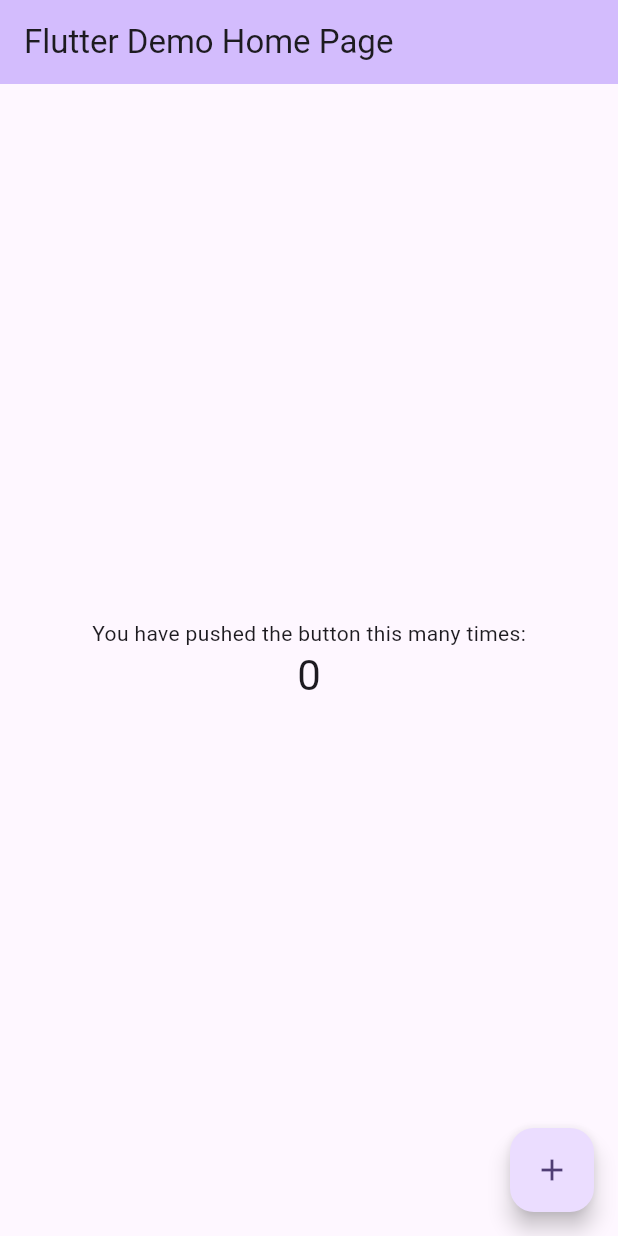
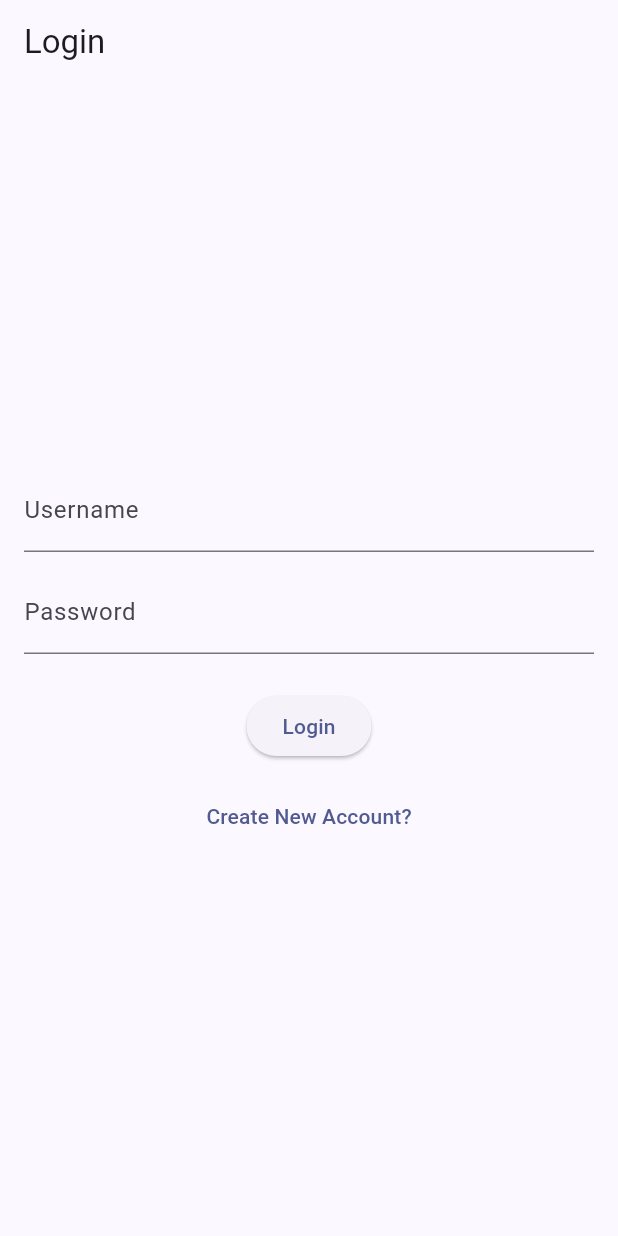
Before and after one commit to Litera-Bhinneka/litera-mobile, a Flutter app: the screen it shows after launch, on a phone screen of 412 x 824 dp. Run offline on Flutter 3.47's test engine with Material 2 defaults, Android fonts, the phone set to English and light mode, and no system bars; missing offline and left inert: pbp_django_auth.

Commit message:
add authentication

```diff
--- /dev/null
+++ b/lib/apps/authentication/models/User.dart
@@ -0,0 +1,10 @@
+// Class untuk menampilkan kerangka User
+class User {
+  String username = "";
+  User(this.username);
+}
+
+// Variabel data untuk menyimpan User loggedin
+class UserLoggedIn {
+  static User user = User("");
+}
--- /dev/null
+++ b/lib/apps/authentication/pages/LoginPage.dart
@@ -0,0 +1,126 @@
+import 'package:litera_mobile/apps/authentication/pages/RegisterPage.dart';
+import 'package:flutter/material.dart';
+import 'package:litera_mobile/main.dart';
+import 'package:pbp_django_auth/pbp_django_auth.dart';
+import 'package:provider/provider.dart';
+
+void main() {
+    runApp(const LoginApp());
+}
+
+class LoginApp extends StatelessWidget {
+const LoginApp({super.key});
+
+@override
+Widget build(BuildContext context) {
+    return MaterialApp(
+        title: 'Login',
+        theme: ThemeData(
+            primarySwatch: Colors.blue,
+    ),
+    home: const LoginPage(),
+    );
+    }
+}
+
+class LoginPage extends StatefulWidget {
+    const LoginPage({super.key});
+
+    @override
+    _LoginPageState createState() => _LoginPageState();
+}
+
+class _LoginPageState extends State<LoginPage> {
+    final TextEditingController _usernameController = TextEditingController();
+    final TextEditingController _passwordController = TextEditingController();
+
+    @override
+    Widget build(BuildContext context) {
+        final request = context.watch<CookieRequest>();
+        return Scaffold(
+            appBar: AppBar(
+                title: const Text('Login'),
+            ),
+            body: Container(
+                padding: const EdgeInsets.all(16.0),
+                child: Column(
+                    mainAxisAlignment: MainAxisAlignment.center,
+                    children: [
+                        TextField(
+                            controller: _usernameController,
+                            decoration: const InputDecoration(
+                                labelText: 'Username',
+                            ),
+                        ),
+                        const SizedBox(height: 12.0),
+                        TextField(
+                            controller: _passwordController,
+                            decoration: const InputDecoration(
+                                labelText: 'Password',
+                            ),
+                            obscureText: true,
+                        ),
+                        const SizedBox(height: 24.0),
+                        ElevatedButton(
+                            onPressed: () async {
+                                String username = _usernameController.text;
+                                String password = _passwordController.text;
+
+                                // Cek kredensial
+                                // TODO: Ganti URL dan jangan lupa tambahkan trailing slash (/) di akhir URL!
+                                // Untuk menyambungkan Android emulator dengan Django pada localhost,
+                                // gunakan URL http://10.0.2.2/
+                                final response = await request.login("http://localhost:8000/auth/login/", {
+                                'username': username,
+                                'password': password,
+                                });
+
+                                if (request.loggedIn) {
+                                    String message = response['message'];
+                                    String uname = response['username'];
+                                    Navigator.pushReplacement(
+                                        context,
+                                        MaterialPageRoute(builder: (context) => MyHomePage(title: "LITERA")),
+                                    );
+                                    ScaffoldMessenger.of(context)
+                                        ..hideCurrentSnackBar()
+                                        ..showSnackBar(
+                                            SnackBar(content: Text("$message Selamat datang, $uname.")));
+                                    } else {
+                                    showDialog(
+                                        context: context,
+                                        builder: (context) => AlertDialog(
+                                            title: const Text('Login Gagal'),
+                                            content:
+                                                Text(response['message']),
+                                            actions: [
+                                                TextButton(
+                                                    child: const Text('OK'),
+                                                    onPressed: () {
+                                                        Navigator.pop(context);
+                                                    },
+                                                ),
+                                            ],
+                                        ),
+                                    );
+                                }
+                            },
+                            child: const Text('Login'),
+                        ),
+                        const SizedBox(height: 12.0),
+                      TextButton(
+                        onPressed: () {
+                          // Navigate to the RegisterPage when the "Create New Account?" link is pressed
+                          // Navigator.push(
+                          //   context,
+                          //   MaterialPageRoute(builder: (context) => RegisterPage()),
+                          // );
+                        },
+                        child: Text('Create New Account?'),
+                      ),
+                    ],
+                ),
+            ),
+        );
+    }
+}
--- a/lib/main.dart
+++ b/lib/main.dart
@@ -1,40 +1,35 @@
 import 'package:flutter/material.dart';
+import 'package:litera_mobile/apps/authentication/pages/LoginPage.dart';
+import 'package:pbp_django_auth/pbp_django_auth.dart';
+import 'package:provider/provider.dart';
 
 void main() {
   runApp(const MyApp());
 }
 
 class MyApp extends StatelessWidget {
-  const MyApp({super.key});
+  const MyApp({Key? key}) : super(key: key);
 
-  // This widget is the root of your application.
   @override
   Widget build(BuildContext context) {
-    return MaterialApp(
-      title: 'Flutter Demo',
-      theme: ThemeData(
-        // This is the theme of your application.
-        //
-        // TRY THIS: Try running your application with "flutter run". You'll see
-        // the application has a blue toolbar. Then, without quitting the app,
-        // try changing the seedColor in the colorScheme below to Colors.green
-        // and then invoke "hot reload" (save your changes or press the "hot
-        // reload" button in a Flutter-supported IDE, or press "r" if you used
-        // the command line to start the app).
-        //
-        // Notice that the counter didn't reset back to zero; the application
-        // state is not lost during the reload. To reset the state, use hot
-        // restart instead.
-        //
-        // This works for code too, not just values: Most code changes can be
-        // tested with just a hot reload.
-        colorScheme: ColorScheme.fromSeed(seedColor: Colors.deepPurple),
-        useMaterial3: true,
-      ),
-      home: const MyHomePage(title: 'Flutter Demo Home Page'),
+    return Provider(
+      create: (_) {
+        CookieRequest request = CookieRequest();
+        return request;
+      },
+      child: MaterialApp(
+        title: 'Flutter App',
+        theme: ThemeData(
+          colorScheme: ColorScheme.fromSeed(seedColor: Colors.indigo),
+          useMaterial3: true,
+        ),
+        home: LoginPage()
+      )
     );
   }
 }
+
+
 
 class MyHomePage extends StatefulWidget {
   const MyHomePage({super.key, required this.title});
--- a/pubspec.yaml
+++ b/pubspec.yaml
@@ -35,6 +35,8 @@
   # The following adds the Cupertino Icons font to your application.
   # Use with the CupertinoIcons class for iOS style icons.
   cupertino_icons: ^1.0.2
+  provider: ^6.1.1
+  pbp_django_auth: ^0.4.0
 
 dev_dependencies:
   flutter_test:
```
Also changed, not shown: lib/apps/authentication/Authentication.dart (added, +21 -0 lines), lib/components/Drawer.dart (added, +136 -0 lines), lib/apps/authentication/pages/RegisterPage.dart (added), pubspec.lock, 1 other file.
